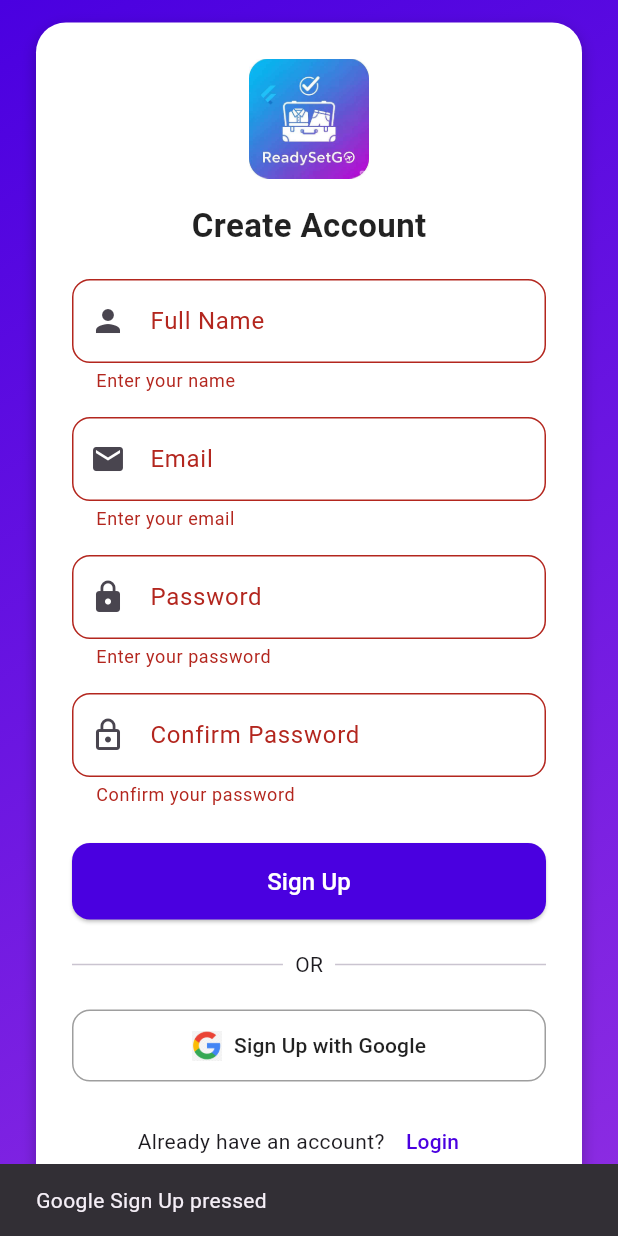
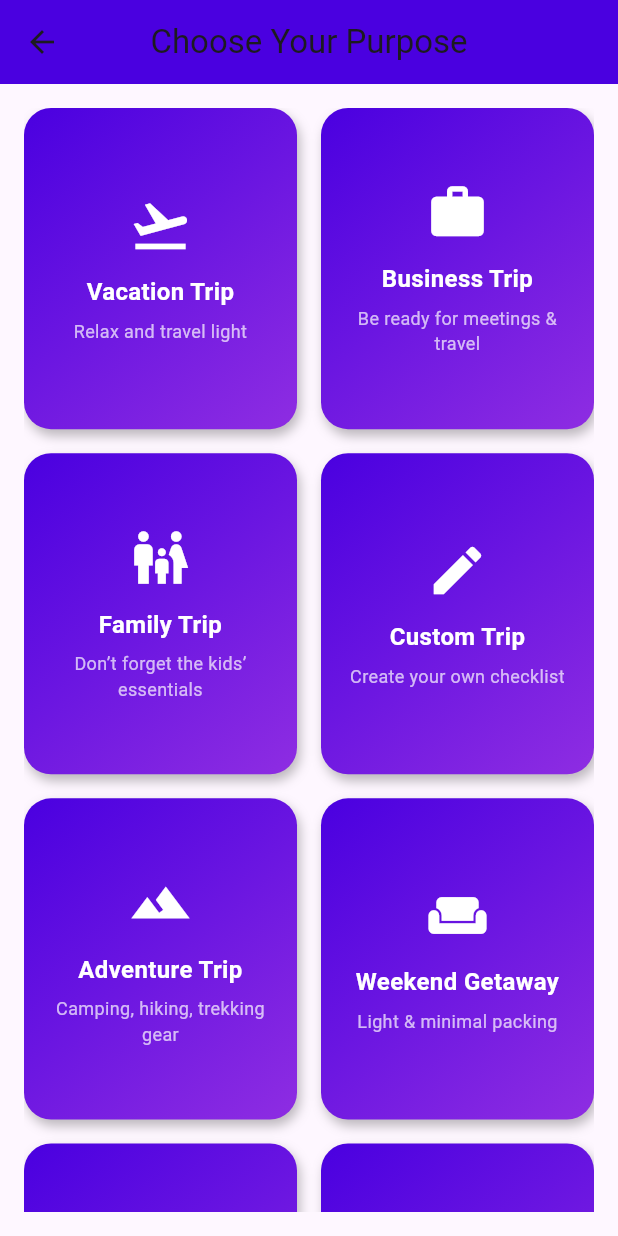
Before and after one commit to jaiiii2005/checklist_app, a Flutter app: the SignupScreen screen opened by its route, after a tap on "Sign Up", after a tap on "Sign Up with Google", on a phone screen of 412 x 824 dp. Run offline on Flutter 3.47's test engine with Material 3 defaults, Android fonts, the phone set to English and light mode, and no system bars.

Commit message:
initial commit

```diff
--- a/lib/main.dart
+++ b/lib/main.dart
@@ -3,7 +3,10 @@ import 'package:flutter/material.dart';
 // Screens
 import 'screens/splash_screen.dart';
 import 'screens/login_screen.dart';
-import 'screens/signup_screen.dart'; // ✅ add signup screen
+import 'screens/signup_screen.dart';
+import 'screens/purposeselectionscreen.dart'; // ✅ add purpose selection
+//import 'screens/packing_items_screen.dart'; // ✅ add packing items
+//import 'screens/home_screen.dart'; // ✅ add home screen
 
 void main() {
   runApp(const MyApp());
@@ -27,7 +30,10 @@ class MyApp extends StatelessWidget {
       routes: {
         '/': (context) => const SplashScreen(),
         '/login': (context) => const LoginScreen(),
-        '/signup': (context) => const SignupScreen(), // ✅ signup route added
+        '/signup': (context) => const SignupScreen(),
+        '/purposeSelection': (context) => const PurposeSelectionScreen(),
+        //'/packingItems': (context) => PackingItemsScreen(),
+        //'/home': (context) => const HomeScreen(),
       },
     );
   }
--- a/lib/screens/login_screen.dart
+++ b/lib/screens/login_screen.dart
@@ -90,13 +90,12 @@ class _LoginScreenState extends State<LoginScreen> {
                           borderRadius: BorderRadius.circular(12),
                         ),
                       ),
-                      validator: (value) => value == null || value.isEmpty
-                          ? "Enter your password"
-                          : null,
+                      validator: (value) =>
+                      value == null || value.isEmpty ? "Enter your password" : null,
                     ),
                     const SizedBox(height: 24),
 
-                    // Login Button
+                    // ✅ Login Button → goes to Purpose Selection
                     SizedBox(
                       width: double.infinity,
                       child: ElevatedButton(
@@ -109,7 +108,8 @@ class _LoginScreenState extends State<LoginScreen> {
                         ),
                         onPressed: () {
                           if (_formKey.currentState!.validate()) {
-                            Navigator.pushReplacementNamed(context, '/home');
+                            Navigator.pushReplacementNamed(
+                                context, '/purposeSelection');
                           }
                         },
                         child: const Text(
@@ -133,7 +133,7 @@ class _LoginScreenState extends State<LoginScreen> {
                     ),
                     const SizedBox(height: 20),
 
-                    // ✅ Modern Google Sign-In Button
+                    // ✅ Google Sign-In → also goes to Purpose Selection
                     SizedBox(
                       width: double.infinity,
                       child: ElevatedButton.icon(
@@ -159,11 +159,8 @@ class _LoginScreenState extends State<LoginScreen> {
                           ),
                         ),
                         onPressed: () {
-                          ScaffoldMessenger.of(context).showSnackBar(
-                            const SnackBar(
-                              content: Text("Google Login pressed"),
-                            ),
-                          );
+                          Navigator.pushReplacementNamed(
+                              context, '/purposeSelection');
                         },
                       ),
                     ),
--- /dev/null
+++ b/lib/screens/purposeselectionscreen.dart
@@ -0,0 +1,164 @@
+import 'package:flutter/material.dart';
+
+class PurposeSelectionScreen extends StatelessWidget {
+  const PurposeSelectionScreen({super.key});
+
+  // Preloaded checklists for each purpose
+  final Map<String, List<String>> _purposeItems = const {
+    "Vacation Trip": [
+      "Casual wear",
+      "Swimwear",
+      "Sunglasses",
+      "Sunscreen",
+      "Camera"
+    ],
+    "Business Trip": [
+      "Formal wear",
+      "Laptop + charger",
+      "Power bank",
+      "Documents",
+      "Business cards"
+    ],
+    "Family Trip": [
+      "Kids’ clothes",
+      "Snacks & water",
+      "First aid kit",
+      "Toys/books",
+      "Extra shoes"
+    ],
+    "Custom Trip": [],
+    "Adventure Trip": [
+      "Hiking shoes",
+      "Backpack",
+      "Sleeping bag",
+      "Torch",
+      "Energy bars"
+    ],
+    "Weekend Getaway": [
+      "2 sets of clothes",
+      "Toiletries",
+      "Snacks",
+      "Power bank",
+      "Travel pillow"
+    ],
+    "Event / Wedding Trip": [
+      "Traditional wear",
+      "Grooming kit",
+      "Gifts",
+      "Jewelry",
+      "Comfortable shoes"
+    ],
+    "International Trip": [
+      "Passport + Visa",
+      "Currency & forex card",
+      "Travel insurance",
+      "Universal charger",
+      "SIM card / roaming plan"
+    ],
+  };
+
+  @override
+  Widget build(BuildContext context) {
+    final List<Map<String, dynamic>> purposes = [
+      {"icon": Icons.flight_takeoff, "title": "Vacation Trip", "tag": "Relax and travel light"},
+      {"icon": Icons.work, "title": "Business Trip", "tag": "Be ready for meetings & travel"},
+      {"icon": Icons.family_restroom, "title": "Family Trip", "tag": "Don’t forget the kids’ essentials"},
+      {"icon": Icons.edit, "title": "Custom Trip", "tag": "Create your own checklist"},
+      {"icon": Icons.terrain, "title": "Adventure Trip", "tag": "Camping, hiking, trekking gear"},
+      {"icon": Icons.weekend, "title": "Weekend Getaway", "tag": "Light & minimal packing"},
+      {"icon": Icons.celebration, "title": "Event / Wedding Trip", "tag": "Travel in style"},
+      {"icon": Icons.public, "title": "International Trip", "tag": "Don’t miss the documents"},
+    ];
+
+    return Scaffold(
+      appBar: AppBar(
+        title: const Text("Choose Your Purpose"),
+        centerTitle: true,
+        backgroundColor: const Color(0xFF4A00E0),
+      ),
+      body: Padding(
+        padding: const EdgeInsets.all(16),
+        child: GridView.builder(
+          gridDelegate: const SliverGridDelegateWithFixedCrossAxisCount(
+            crossAxisCount: 2, // 2 cards per row
+            crossAxisSpacing: 16,
+            mainAxisSpacing: 16,
+            childAspectRatio: 0.85,
+          ),
+          itemCount: purposes.length,
+          itemBuilder: (context, index) {
+            final purpose = purposes[index];
+            return _buildPurposeCard(
+              context,
+              icon: purpose["icon"],
+              title: purpose["title"],
+              tagline: purpose["tag"],
+            );
+          },
+        ),
+      ),
+    );
+  }
+
+  Widget _buildPurposeCard(BuildContext context,
+      {required IconData icon, required String title, required String tagline}) {
+    return InkWell(
+      onTap: () {
+        // ✅ Navigate to HomeScreen with preloaded checklist
+        Navigator.pushNamed(
+          context,
+          '/home',
+          arguments: {
+            "purpose": title,
+            "items": _purposeItems[title] ?? [],
+          },
+        );
+      },
+      child: Container(
+        decoration: BoxDecoration(
+          gradient: const LinearGradient(
+            colors: [Color(0xFF4A00E0), Color(0xFF8E2DE2)],
+            begin: Alignment.topLeft,
+            end: Alignment.bottomRight,
+          ),
+          borderRadius: BorderRadius.circular(18),
+          boxShadow: [
+            BoxShadow(
+              color: Colors.black26,
+              blurRadius: 6,
+              offset: const Offset(2, 4),
+            ),
+          ],
+        ),
+        child: Padding(
+          padding: const EdgeInsets.all(14),
+          child: Column(
+            mainAxisAlignment: MainAxisAlignment.center,
+            children: [
+              Icon(icon, size: 42, color: Colors.white),
+              const SizedBox(height: 12),
+              Text(
+                title,
+                textAlign: TextAlign.center,
+                style: const TextStyle(
+                  fontSize: 16,
+                  fontWeight: FontWeight.bold,
+                  color: Colors.white,
+                ),
+              ),
+              const SizedBox(height: 6),
+              Text(
+                tagline,
+                textAlign: TextAlign.center,
+                style: const TextStyle(
+                  fontSize: 12,
+                  color: Colors.white70,
+                ),
+              ),
+            ],
+          ),
+        ),
+      ),
+    );
+  }
+}
--- a/lib/screens/signup_screen.dart
+++ b/lib/screens/signup_screen.dart
@@ -23,7 +23,7 @@ class _SignupScreenState extends State<SignupScreen> {
         height: double.infinity,
         decoration: const BoxDecoration(
           gradient: LinearGradient(
-            colors: [Color(0xFF4A00E0), Color(0xFF8E2DE2)], // same as splash/login
+            colors: [Color(0xFF4A00E0), Color(0xFF8E2DE2)],
             begin: Alignment.topLeft,
             end: Alignment.bottomRight,
           ),
@@ -36,11 +36,11 @@ class _SignupScreenState extends State<SignupScreen> {
               decoration: BoxDecoration(
                 color: Colors.white,
                 borderRadius: BorderRadius.circular(20),
-                boxShadow: [
+                boxShadow: const [
                   BoxShadow(
                     color: Colors.black26,
                     blurRadius: 8,
-                    offset: const Offset(0, 4),
+                    offset: Offset(0, 4),
                   ),
                 ],
               ),
@@ -51,7 +51,7 @@ class _SignupScreenState extends State<SignupScreen> {
                   children: [
                     // Logo
                     Image.asset(
-                      "lib/assets/logo.png", // ✅ use the same logo as login
+                      "lib/assets/logo.png",
                       width: 80,
                       height: 80,
                     ),
@@ -149,8 +149,9 @@ class _SignupScreenState extends State<SignupScreen> {
                         ),
                         onPressed: () {
                           if (_formKey.currentState!.validate()) {
-                            // ✅ After signup -> go to home (placeholder)
-                            Navigator.pushReplacementNamed(context, '/home');
+                            // ✅ After signup → go to purpose selection
+                            Navigator.pushReplacementNamed(
+                                context, '/purposeSelection');
                           }
                         },
                         child: const Text(
@@ -174,12 +175,12 @@ class _SignupScreenState extends State<SignupScreen> {
                     ),
                     const SizedBox(height: 20),
 
-                    // ✅ Google Sign-Up Button
+                    // Google Sign-Up Button
                     SizedBox(
                       width: double.infinity,
                       child: OutlinedButton.icon(
                         icon: Image.asset(
-                          "lib/assets/google_logo.png", // ✅ same google logo
+                          "lib/assets/google_logo.png",
                           height: 20,
                         ),
                         label: const Text(
@@ -194,11 +195,9 @@ class _SignupScreenState extends State<SignupScreen> {
                           ),
                         ),
                         onPressed: () {
-                          ScaffoldMessenger.of(context).showSnackBar(
-                            const SnackBar(
-                              content: Text("Google Sign Up pressed"),
-                            ),
-                          );
+                          // Navigate to purpose selection
+                          Navigator.pushReplacementNamed(
+                              context, '/purposeSelection');
                         },
                       ),
                     ),
```
